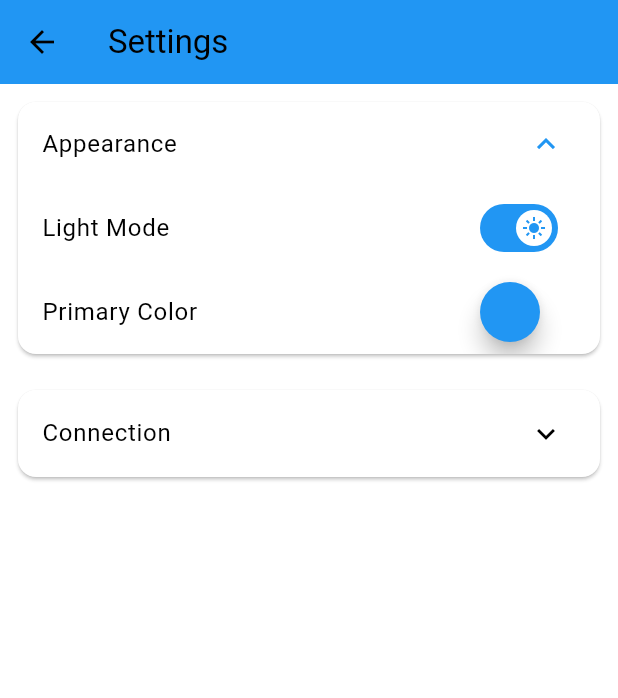
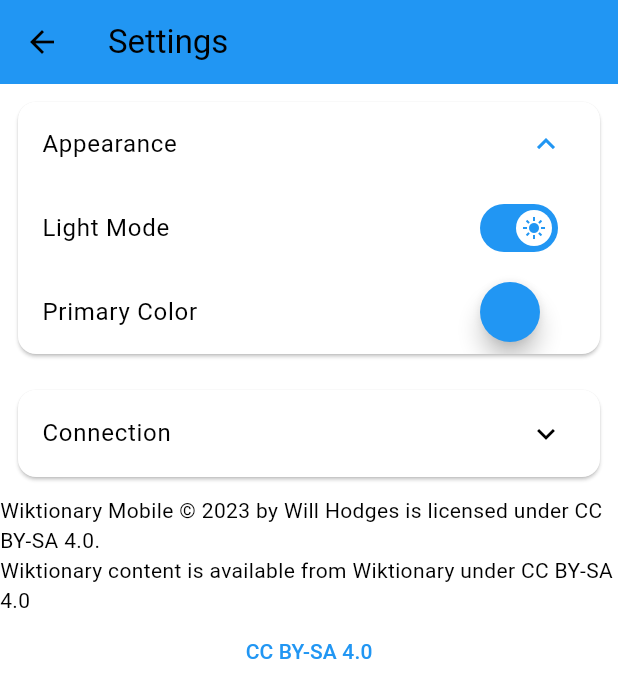
Before and after one commit to hodgeswt/Wiktionary, a Flutter app: the SettingsView screen opened directly, on a phone screen of 412 x 824 dp. Shown: the top 698 px of the screen. Run offline on Flutter 3.47's test engine with Material 2 defaults, Android fonts, the light colour scheme and no system bars; our stand-ins replace dio, flutter_colorpicker, shared_preferences; accounts and stored records are empty.

Commit message:
Update license information

```diff
--- a/lib/constants/strings.dart
+++ b/lib/constants/strings.dart
@@ -2,7 +2,13 @@
   Strings._();
 
   static const String title = "Wiktionary";
-  static const String resultsTitle = "Search Results";
+  static const String license =
+      "Wiktionary Mobile © 2023 by Will Hodges is licensed under CC BY-SA 4.0.";
+  static const String attribution =
+      "Wiktionary content is available from Wiktionary under CC BY-SA 4.0";
+  static const String licenseLink =
+      "https://creativecommons.org/licenses/by-sa/4.0/deed.en";
+  static const String licenseLinkText = "CC BY-SA 4.0";
 
   static const String wordSearchHint = "Enter a word...";
   static const String searchButton = "Search";
@@ -21,8 +27,9 @@
 
   static const String searchViewTitle = "Search";
   static const String settingsViewTitle = "Settings";
+  static const String historyTitle = "History";
   static const String welcomeText = "Welcome to Wiktionary!";
-  static const String serachContextText = "Search with Wiktionary";
+  static const String serachContextText = "Wiktionary";
 
   static const String appearanceTitle = "Appearance";
   static const String connectionTitle = "Connection";
--- a/lib/views/settings_view.dart
+++ b/lib/views/settings_view.dart
@@ -1,6 +1,7 @@
 import 'package:flutter/material.dart';
 import 'package:flutter_colorpicker/flutter_colorpicker.dart';
 import 'package:shared_preferences/shared_preferences.dart';
+import 'package:url_launcher/link.dart';
 import 'package:wiktionary/constants/numbers.dart';
 import 'package:wiktionary/settings.dart';
 import 'package:wiktionary/constants/strings.dart';
@@ -174,6 +175,21 @@
       children: <Widget>[
         _buildAppearanceSection(prefs),
         _buildConnectionSection(prefs),
+        Column(
+          children: <Widget>[
+            const Text(Strings.license),
+            const Text(Strings.attribution),
+            Link(
+              uri: Uri.parse(Strings.licenseLink),
+              builder: (context, followLink) {
+                return TextButton(
+                  onPressed: followLink,
+                  child: const Text(Strings.licenseLinkText),
+                );
+              },
+            ),
+          ],
+        ),
       ],
     );
   }
--- a/pubspec.yaml
+++ b/pubspec.yaml
@@ -40,6 +40,7 @@
   json_annotation: ^4.8.1
   shared_preferences: ^2.2.2
   flutter_colorpicker: ^1.0.3
+  url_launcher: ^6.2.1
 
 dev_dependencies:
   flutter_test:
```
Also changed, not shown: pubspec.lock, 6 other files.
